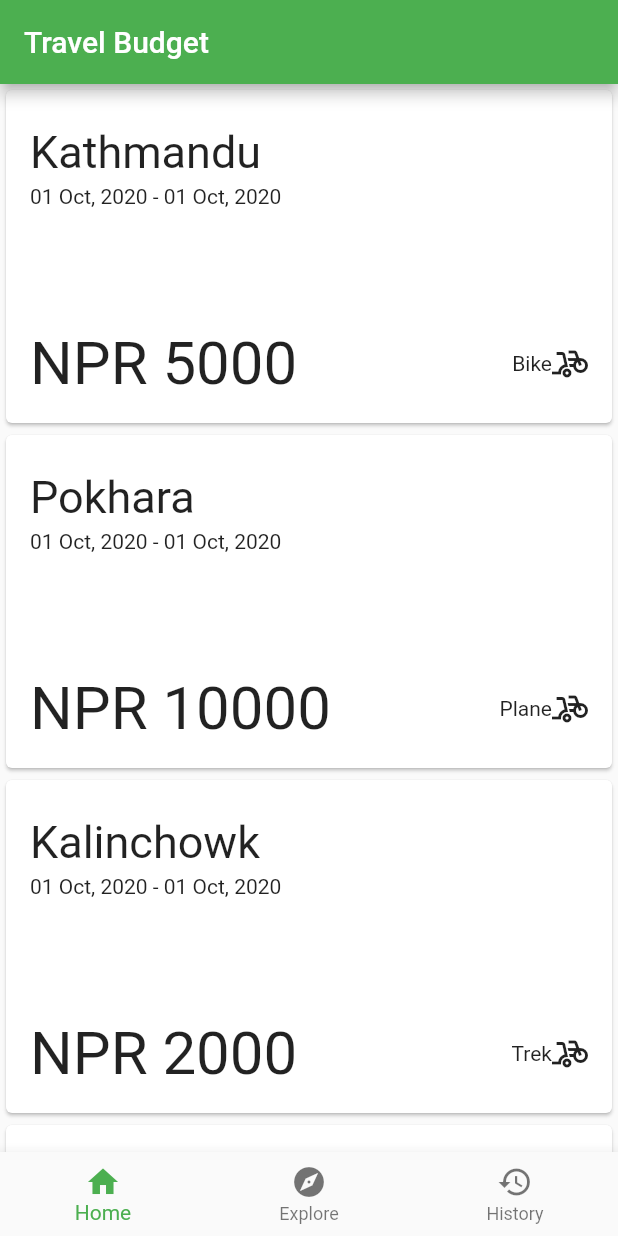
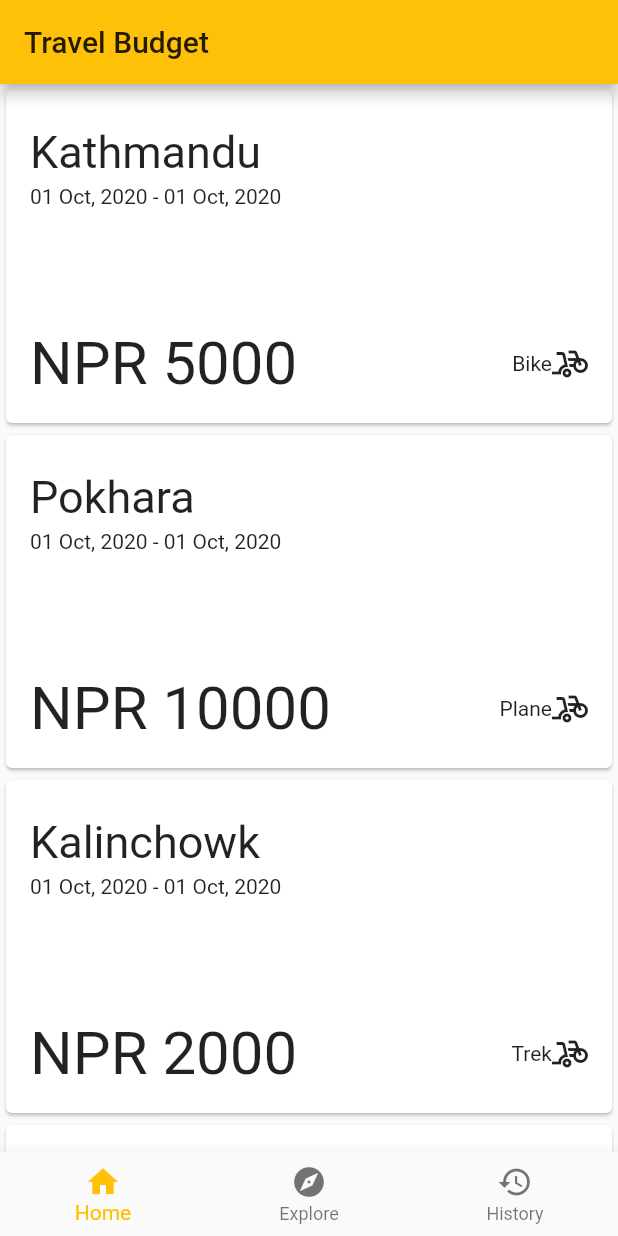
Before and after one commit to VivekJung/TravelBudget, a Flutter app: the screen it shows after launch, on a phone screen of 412 x 824 dp. Run offline on Flutter 3.47's test engine with Material 2 defaults, Android fonts, the phone set to English and light mode, and no system bars.

Commit message:
test : changed color

```diff
--- a/lib/main.dart
+++ b/lib/main.dart
@@ -12,7 +12,7 @@ class MyApp extends StatelessWidget {
     return MaterialApp(
       title: 'Travel Budget',
       theme: ThemeData(
-        primarySwatch: Colors.green,
+        primarySwatch: Colors.amber,
       ),
       home: LandingPage(),
     );
```
